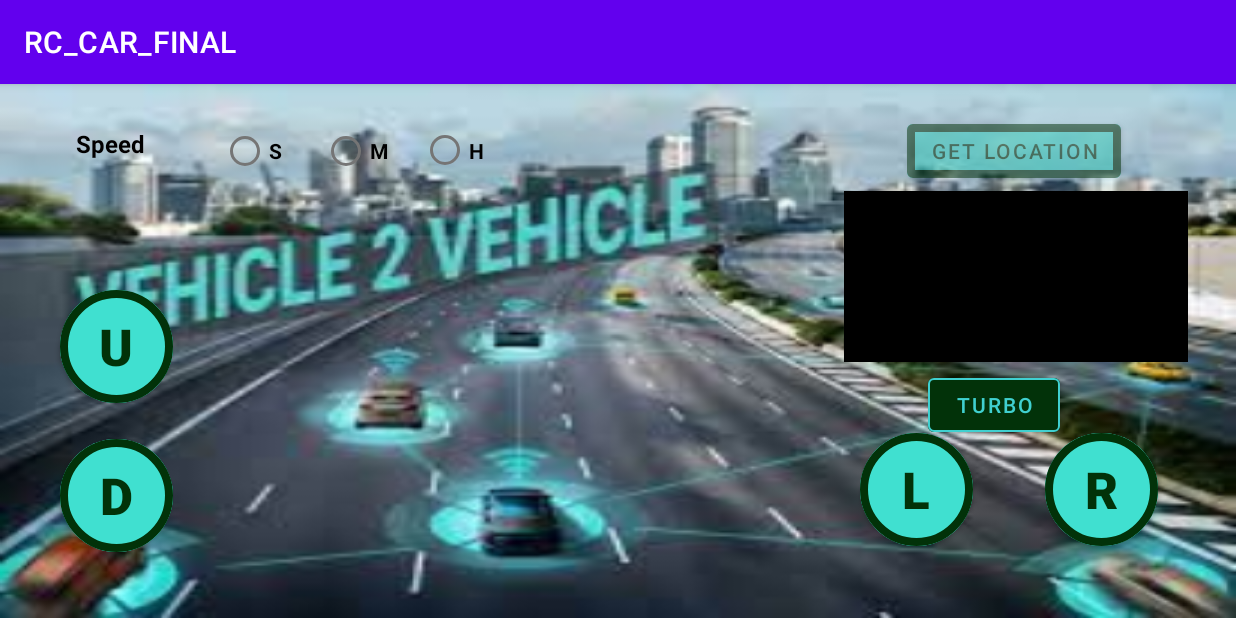
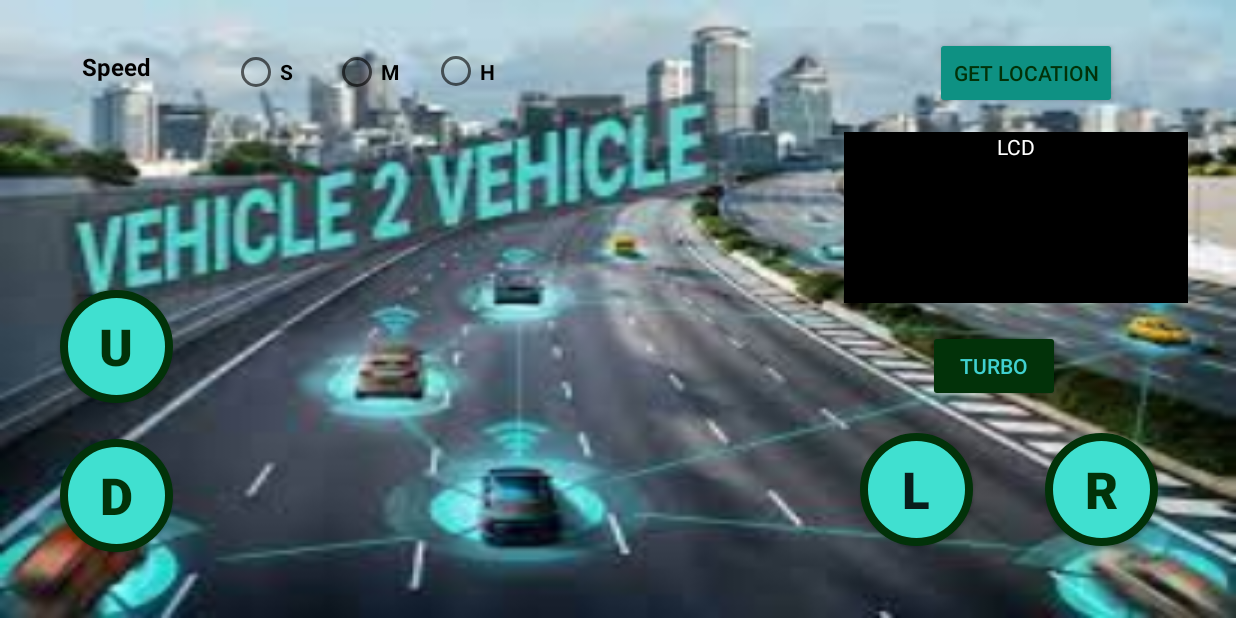
Before and after one commit to Mo3az99/Graduation-Project-V2V, an Android app: the MainActivity2 screen opened directly, with no data from a screen before it, on a phone screen of 824 x 412 dp (held sideways). Run offline under Robolectric (Android 15) with nearby library versions, the phone set to English and light mode, and no system bars; 5 statements that could not run were skipped.

Commit message:
Main Refactoring for threads

```diff
--- /dev/null
+++ b/RC_CAR_FINAL/app/src/main/res/drawable/btn_bg.xml
@@ -0,0 +1,21 @@
+<?xml version="1.0" encoding="utf-8"?>
+<selector xmlns:android="http://schemas.android.com/apk/res/android">
+    <item android:state_pressed ="true">
+        <shape  android:shape="rectangle" >
+            <solid  android:color="#023209"/>
+            <corners android:radius="50dp" />
+            <stroke android:color="#40E0D0" android:width="5dp"/>
+        </shape>
+    </item>
+    <item >
+        <shape  android:shape="rectangle" >
+            <solid  android:color="#40E0D0"/>
+            <corners android:radius="50dp" />
+            <stroke android:color="#023209" android:width="5dp"/>
+        </shape>
+    </item>
+
+    <!--    <item android:state_enabled ="true"  android:textColor="@android:color/black"/>-->
+    <!--    <item android:state_pressed ="true"  android:textColor="@android:color/white"/>-->
+    <!--    <item android:state_enabled="false"  android:textColor="@android:color/darker_gray"/>-->
+</selector>
--- /dev/null
+++ b/RC_CAR_FINAL/app/src/main/res/drawable/button_bg.xml
@@ -0,0 +1,21 @@
+<?xml version="1.0" encoding="utf-8"?>
+<selector xmlns:android="http://schemas.android.com/apk/res/android">
+    <item android:state_pressed ="true">
+        <shape  android:shape="rectangle" >
+            <solid  android:color="#023209"/>
+            <corners android:radius="50dp" />
+            <stroke android:color="#40E0D0" android:width="5dp"/>
+        </shape>
+    </item>
+    <item android:state_pressed="false">
+        <shape  android:shape="rectangle" >
+            <solid  android:color="#40E0D0"/>
+            <corners android:radius="50dp" />
+            <stroke android:color="#023209" android:width="5dp"/>
+        </shape>
+    </item>
+
+    <!--    <item android:state_enabled ="true"  android:textColor="@android:color/black"/>-->
+<!--    <item android:state_pressed ="true"  android:textColor="@android:color/white"/>-->
+<!--    <item android:state_enabled="false"  android:textColor="@android:color/darker_gray"/>-->
+</selector>
--- a/RC_CAR_FINAL/app/src/main/res/layout/activity_main2.xml
+++ b/RC_CAR_FINAL/app/src/main/res/layout/activity_main2.xml
@@ -26,7 +26,7 @@
         android:layout_height="75dp"
         android:layout_marginStart="40dp"
         android:layout_marginBottom="24dp"
-        android:backgroundTint="#40E0D0"
+        android:background="@drawable/btn_bg"
         android:insetTop="0dp"
         android:insetBottom="0dp"
         android:text="U"
@@ -45,7 +45,7 @@
         android:layout_height="75dp"
         android:layout_marginStart="40dp"
         android:layout_marginBottom="44dp"
-        android:backgroundTint="#40E0D0"
+        android:background="@drawable/btn_bg"
         android:insetTop="0dp"
         android:insetBottom="0dp"
         android:text="D"
@@ -64,7 +64,7 @@
         android:layout_height="75dp"
         android:layout_marginEnd="52dp"
         android:layout_marginBottom="48dp"
-        android:backgroundTint="#40E0D0"
+        android:background="@drawable/btn_bg"
         android:insetTop="0dp"
         android:insetBottom="0dp"
         android:text="R"
@@ -77,17 +77,20 @@
         app:strokeColor="#023209"
         app:strokeWidth="5dp" />
 
+
+<!--    app:strokeColor="#023209"-->
+<!--    android:textColor="@drawable/button_bg"-->
+
     <Button
         android:id="@+id/left"
         android:layout_width="75dp"
         android:layout_height="75dp"
         android:layout_marginEnd="48dp"
         android:layout_marginBottom="48dp"
-        android:backgroundTint="#40E0D0"
+        android:background="@drawable/button_bg"
         android:insetTop="0dp"
         android:insetBottom="0dp"
         android:text="L"
-        android:textColor="#023209"
         android:textSize="34sp"
         android:textStyle="bold"
         app:cornerRadius="75dp"
@@ -95,15 +98,15 @@
         app:layout_constraintEnd_toStartOf="@+id/right"
         app:layout_constraintHorizontal_bias="1.0"
         app:layout_constraintStart_toEndOf="@+id/DOWN"
-        app:strokeColor="#023209"
-        app:strokeWidth="5dp" />
+        app:backgroundTint="@null"
+         />
 
     <Button
         android:id="@+id/Location"
         android:layout_width="wrap_content"
         android:layout_height="wrap_content"
-        android:alpha=".5"
-        android:backgroundTint="#40E0D0"
+        android:alpha="1"
+        android:backgroundTint="#0E9183"
         android:text="Get Location"
         android:textColor="#023209"
         app:layout_constraintBottom_toBottomOf="parent"
--- a/RC_CAR_FINAL/app/src/main/res/values-night/themes.xml
+++ b/RC_CAR_FINAL/app/src/main/res/values-night/themes.xml
@@ -1,6 +1,6 @@
 <resources xmlns:tools="http://schemas.android.com/tools">
     <!-- Base application theme. -->
-    <style name="Theme.RC_CAR_FINAL" parent="Theme.MaterialComponents.DayNight.DarkActionBar">
+    <style name="Theme.RC_CAR_FINAL" parent="Theme.AppCompat.Light.NoActionBar">
         <!-- Primary brand color. -->
         <item name="colorPrimary">@color/purple_200</item>
         <item name="colorPrimaryVariant">@color/purple_700</item>
--- a/RC_CAR_FINAL/app/src/main/res/values/themes.xml
+++ b/RC_CAR_FINAL/app/src/main/res/values/themes.xml
@@ -1,6 +1,6 @@
 <resources xmlns:tools="http://schemas.android.com/tools">
     <!-- Base application theme. -->
-    <style name="Theme.RC_CAR_FINAL" parent="Theme.MaterialComponents.DayNight.DarkActionBar">
+    <style name="Theme.RC_CAR_FINAL" parent="Theme.AppCompat.Light.NoActionBar">
         <!-- Primary brand color. -->
         <item name="colorPrimary">@color/purple_500</item>
         <item name="colorPrimaryVariant">@color/purple_700</item>
```
Also changed, not shown: 3 other files.
